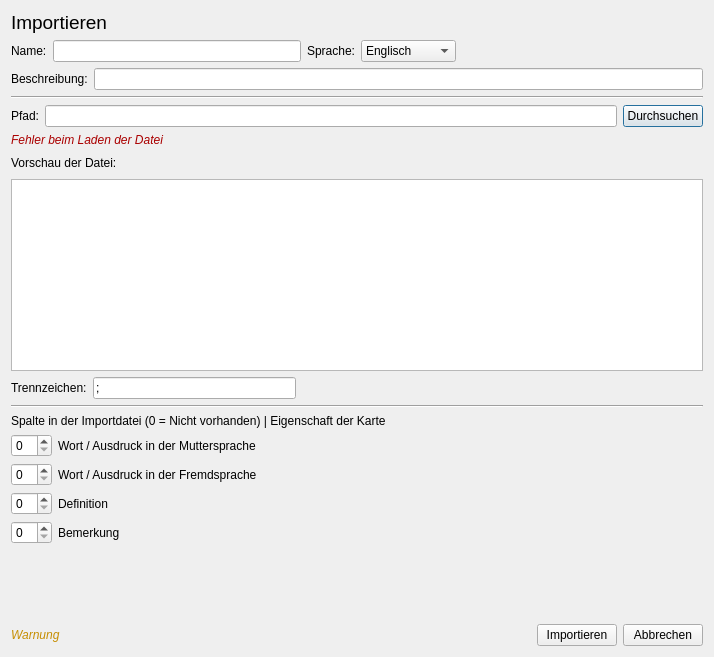
This is Client/res/importCSV.ui in samuelx12/Vocitrainer as Qt 5 draws it before an edit. The edited form follows.
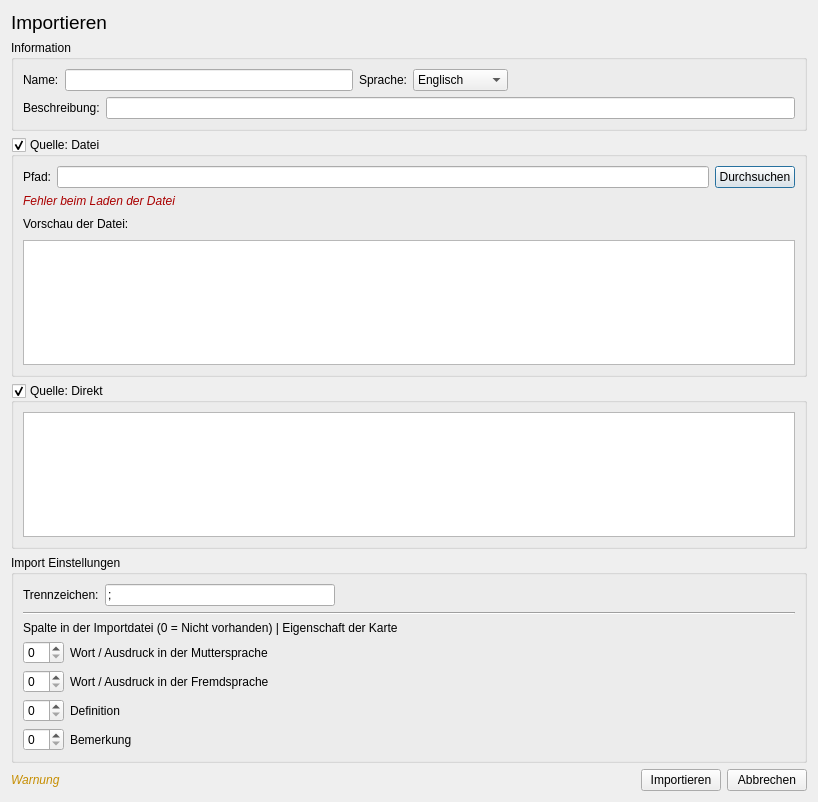
This is the edited form. Icons and pictures are not drawn.

Commit message: ImportCSV überarbeitet so dass als Quelle jetzt auch ein Textfeld gewählt werden kann.

The edit to the form file:
```diff
--- a/Client/res/importCSV.ui
+++ b/Client/res/importCSV.ui
@@ -6,8 +6,8 @@
    <rect>
     <x>0</x>
     <y>0</y>
-    <width>714</width>
-    <height>657</height>
+    <width>818</width>
+    <height>802</height>
    </rect>
   </property>
   <property name="windowTitle">
@@ -31,6 +31,15 @@
     </widget>
    </item>
    <item>
+    <widget class="QGroupBox" name="groupBox">
+     <property name="title">
+      <string>Information</string>
+     </property>
+     <property name="checkable">
+      <bool>false</bool>
+     </property>
+     <layout class="QVBoxLayout" name="verticalLayout_4">
+      <item>
     <layout class="QHBoxLayout" name="horizontalLayout_8">
      <item>
       <widget class="QLabel" name="lbl_name">
@@ -107,13 +116,21 @@
      </item>
     </layout>
    </item>
-   <item>
-    <widget class="Line" name="line_2">
-     <property name="orientation">
-      <enum>Qt::Horizontal</enum>
-     </property>
+     </layout>
     </widget>
    </item>
+   <item>
+    <widget class="QGroupBox" name="gruppe_datei">
+     <property name="title">
+      <string>Quelle: Datei</string>
+     </property>
+     <property name="flat">
+      <bool>false</bool>
+     </property>
+     <property name="checkable">
+      <bool>true</bool>
+     </property>
+     <layout class="QVBoxLayout" name="verticalLayout_2">
    <item>
     <layout class="QHBoxLayout" name="horizontalLayout">
      <item>
@@ -155,7 +172,7 @@
     </widget>
    </item>
    <item>
-    <layout class="QVBoxLayout" name="verticalLayout_2">
+       <layout class="QVBoxLayout" name="verticalLayout_5">
      <item>
       <layout class="QHBoxLayout" name="horizontalLayout_4">
        <item>
@@ -192,6 +209,33 @@
      </item>
     </layout>
    </item>
+     </layout>
+    </widget>
+   </item>
+   <item>
+    <widget class="QGroupBox" name="gruppe_direkt">
+     <property name="title">
+      <string>Quelle: Direkt</string>
+     </property>
+     <property name="checkable">
+      <bool>true</bool>
+     </property>
+     <property name="checked">
+      <bool>true</bool>
+     </property>
+     <layout class="QVBoxLayout" name="verticalLayout_7">
+      <item>
+       <widget class="QTextEdit" name="txt_direktInput"/>
+      </item>
+     </layout>
+    </widget>
+   </item>
+   <item>
+    <widget class="QGroupBox" name="groupBox_4">
+     <property name="title">
+      <string>Import Einstellungen</string>
+     </property>
+     <layout class="QVBoxLayout" name="verticalLayout_8">
    <item>
     <layout class="QHBoxLayout" name="horizontalLayout_3">
      <item>
@@ -381,6 +425,9 @@
       </spacer>
      </item>
     </layout>
+      </item>
+     </layout>
+    </widget>
    </item>
    <item>
     <spacer name="verticalSpacer">
```
Lines whose indentation alone changed are shown as unchanged. The commit also changes 41 other files.
